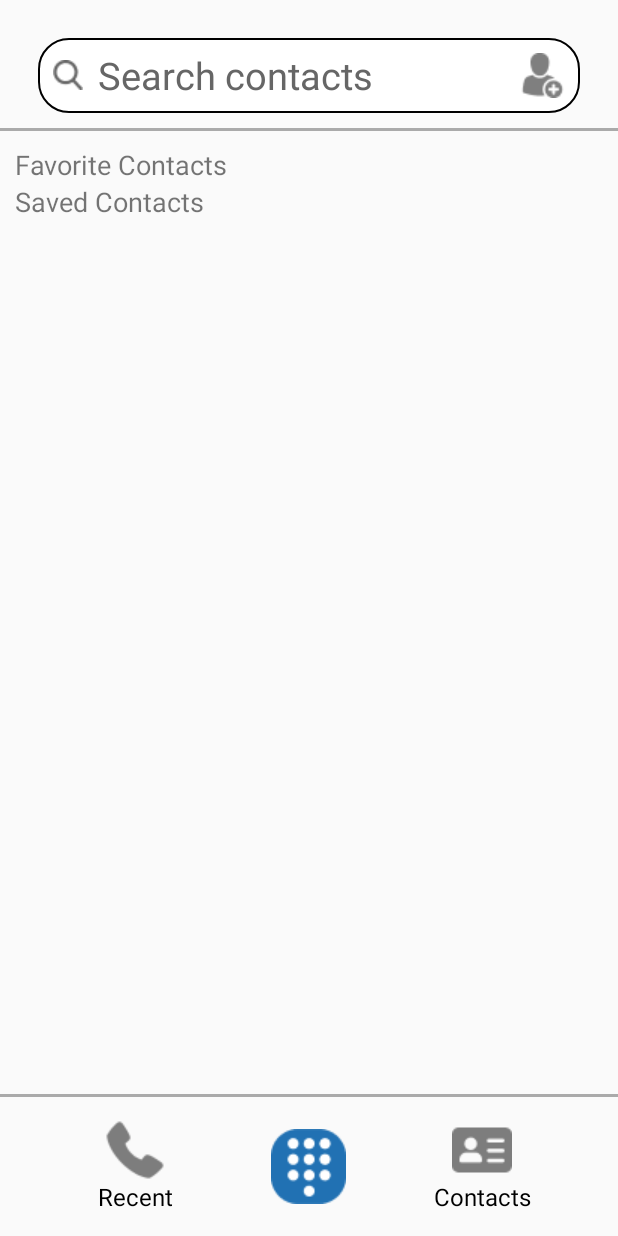
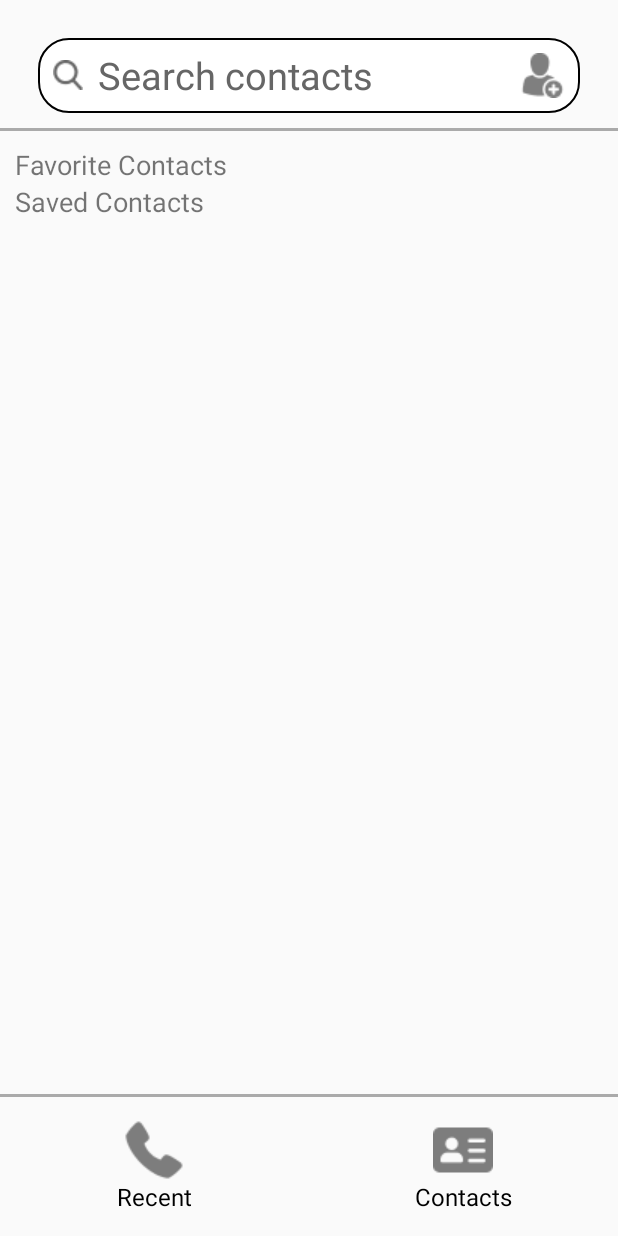
Before and after one commit to AmanKhan4368/RT-OCT, an Android app built with Jetpack Compose: the ContactScreenActivity screen opened directly, with no data from a screen before it, on a phone screen of 412 x 824 dp. Run offline under Robolectric (Android 15) with nearby library versions, the phone set to English and light mode, and no system bars.

Commit message:
Initial Commit

```diff
--- a/app/src/main/res/layout/contact_screen.xml
+++ b/app/src/main/res/layout/contact_screen.xml
@@ -97,14 +97,6 @@
             android:clickable="true"
             android:focusable="true"/>
 
-        <!-- Dialpad Icon -->
-        <ImageView
-            android:id="@+id/dialpad_icon"
-            android:layout_width="wrap_content"
-            android:layout_height="wrap_content"
-            android:contentDescription="@string/dialpad_icon"
-            android:src="@drawable/dialpad_icon"/>
-
         <!-- Contacts Icon -->
         <TextView
             android:id="@+id/contact_icon"
```
Also changed, not shown: app/src/main/java/com/example/rt_oct/MainScreenActivity.kt (+0 -51 lines), app/src/main/res/layout/main_screen.xml (+5 -12 lines), app/src/main/res/drawable/call_icon.png (added), app/src/main/res/drawable/dialpad_icon.png (deleted).
